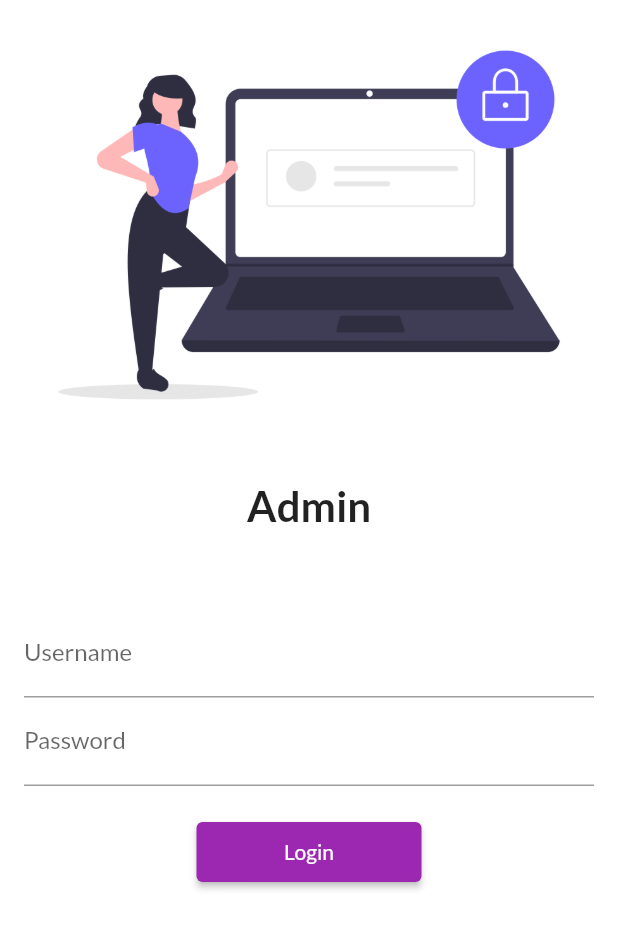
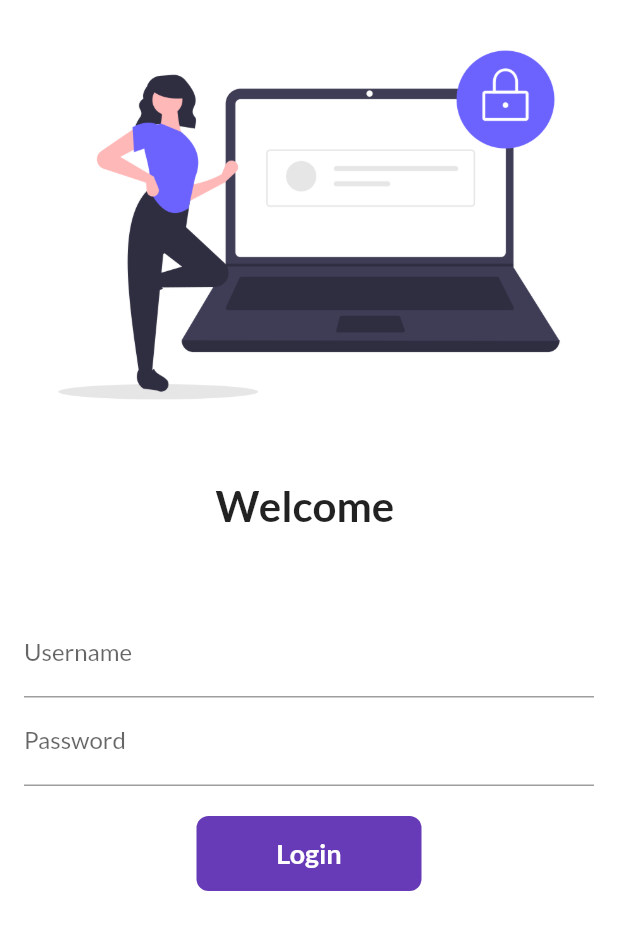
Before and after one commit to apptechsolutionsindia/30DaysOfFlutter, a Flutter app: the LoginPage screen opened by its route, on a phone screen of 412 x 824 dp. Shown: the top 930 px of the screen. Run offline on Flutter 3.47's test engine with Material 2 defaults, Android fonts, the phone set to English and light mode, and no system bars; our stand-ins replace google_fonts.

Commit message:
Day 6 Comleted

```diff
--- a/lib/pages/login-page.dart
+++ b/lib/pages/login-page.dart
@@ -1,8 +1,16 @@
 import 'package:flutter/material.dart';
 import 'package:parvezfolio/utils/routes.dart';
 
-class LoginPage extends StatelessWidget {
+class LoginPage extends StatefulWidget {
   const LoginPage({super.key});
+
+  @override
+  State<LoginPage> createState() => _LoginPageState();
+}
+
+class _LoginPageState extends State<LoginPage> {
+  String name = "";
+  bool changedButton = false;
 
   @override
   Widget build(BuildContext context) {
@@ -19,7 +27,7 @@
             height: 20.0,
           ),
           Text(
-            "Admin",
+            "Welcome $name",
             style: TextStyle(
               fontSize: 28,
               fontWeight: FontWeight.bold,
@@ -39,6 +47,10 @@
                       hintText: "Enter username",
                       labelText: "Username",
                     ),
+                    onChanged: (value) {
+                      name = value;
+                      setState(() {});
+                    },
                   ),
                   TextFormField(
                     obscureText: true,
@@ -50,13 +62,49 @@
                   SizedBox(
                     height: 20.0,
                   ),
-                  ElevatedButton(
-                    child: Text("Login"),
-                    style: TextButton.styleFrom(minimumSize: Size(150, 40)),
-                    onPressed: () {
-                      Navigator.pushNamed(context, MyRoutes.homeRoute);
+                  // ElevatedButton(
+                  //   child: Text("Login"),
+                  //   style: TextButton.styleFrom(minimumSize: Size(150, 40)),
+                  //   onPressed: () {
+                  //     Navigator.pushNamed(context, MyRoutes.homeRoute);
+                  //   },
+                  // )
+                  InkWell(
+                    onTap: () async {
+                      setState(() {
+                        changedButton = true;
+                      });
+
+                      await Future.delayed(Duration(seconds: 1));
+
+                      // Navigator.pushNamed(context, MyRoutes.homeRoute);
                     },
-                  )
+                    child: AnimatedContainer(
+                      duration: Duration(seconds: 1),
+                      width: changedButton ? 50 : 150,
+                      height: 50,
+                      alignment: Alignment.center,
+                      child: changedButton
+                          ? Icon(
+                              Icons.done,
+                              color: Colors.white,
+                            )
+                          : Text(
+                              "Login",
+                              style: TextStyle(
+                                  color: Colors.white,
+                                  fontWeight: FontWeight.bold,
+                                  fontSize: 18),
+                            ),
+                      decoration: BoxDecoration(
+                          color: Colors.deepPurple,
+                          // shape: changedButton
+                          //     ? BoxShape.circle
+                          //     : BoxShape.rectangle,
+                          borderRadius:
+                              BorderRadius.circular(changedButton ? 50 : 8)),
+                    ),
+                  ),
                 ],
               ),
             ),
```
